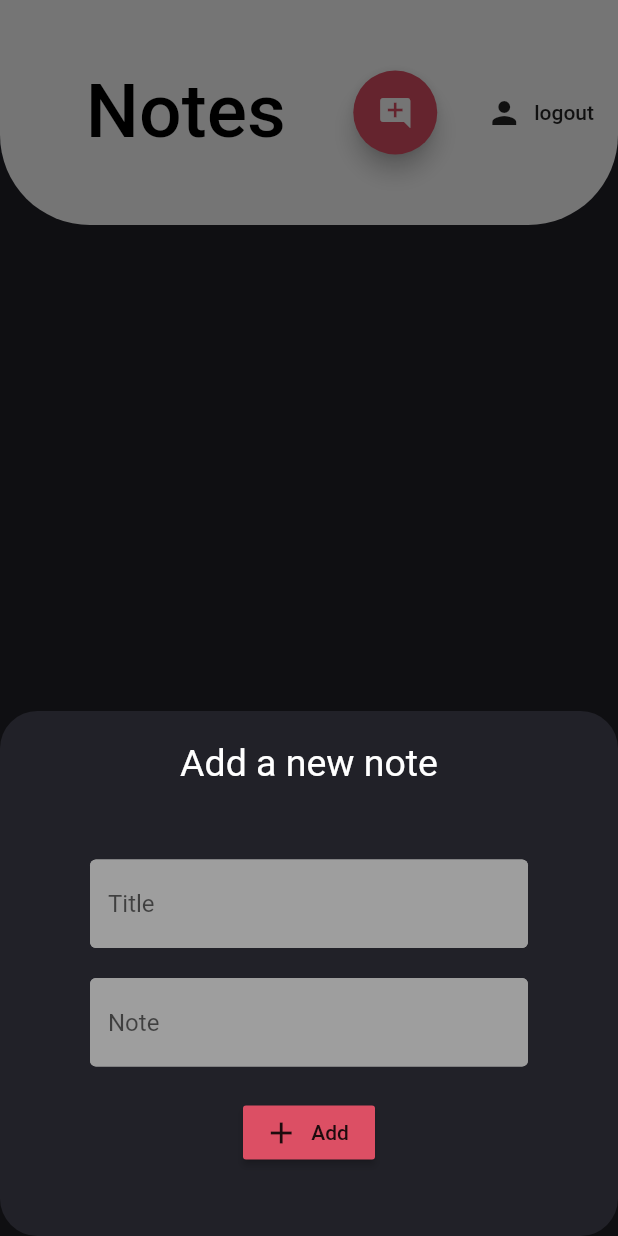
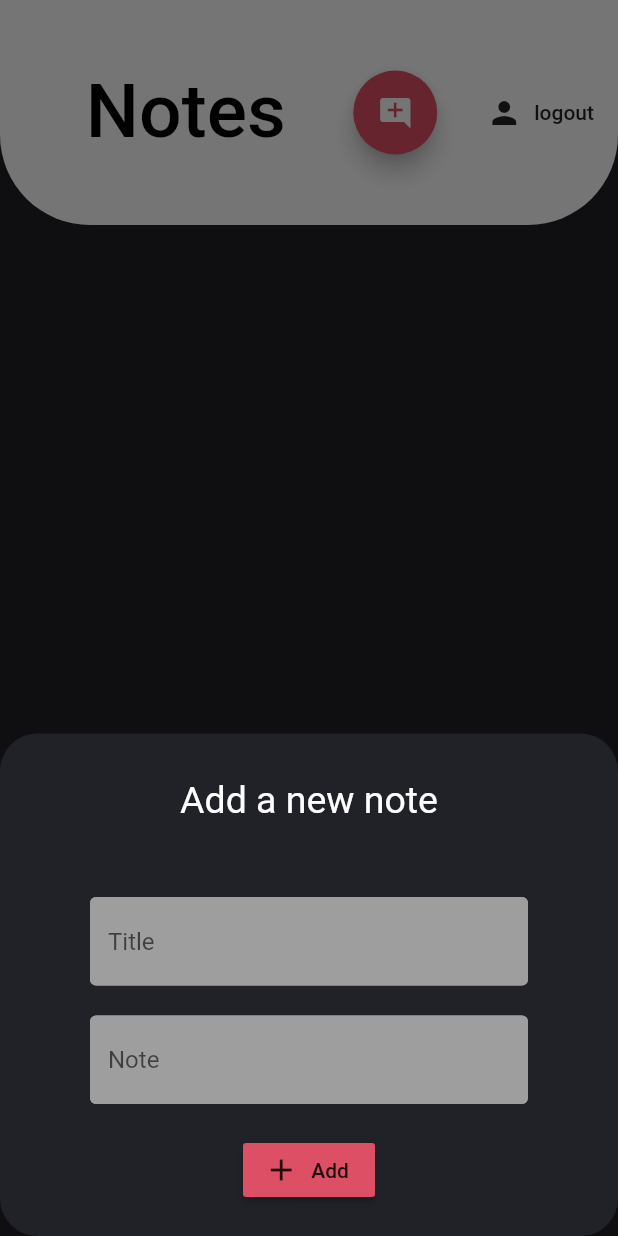
Before and after one commit to powerbuilder1/TodoApp, a Flutter app: the screen it shows once a user with an empty profile is signed in, after a tap on the "add comment" icon, on a phone screen of 412 x 824 dp. Run offline on Flutter 3.47's test engine with Material 2 defaults, Android fonts, the phone set to English and light mode, and no system bars; our stand-ins replace cloud_firestore, firebase_auth, firebase_core, flutter_slidable; accounts and stored records are empty.

```diff
--- a/todoApp/lib/models/note.dart
+++ b/todoApp/lib/models/note.dart
@@ -1,7 +1,7 @@
 class Note {
 
-  final String title;
-  final String mainPart;
+  final dynamic title;
+  final dynamic mainPart;
   final bool finished;
   // id of the db document
   final String id;
--- a/todoApp/lib/screens/home/modules/slidingBackground.dart
+++ b/todoApp/lib/screens/home/modules/slidingBackground.dart
@@ -3,18 +3,18 @@ import 'package:todoApp/models/global.dart';
 
 Widget slideRightBackground() {
   return Container(
-    color: Colors.green,
+    color: Colors.red,
     child: Align(
       child: Row(
         mainAxisAlignment: MainAxisAlignment.start,
         children: [
           SizedBox(width: 20),
           Icon(
-            Icons.edit,
+            Icons.delete,
             color: Colors.white,
           ),
           Text(
-            ' Edit',
+            ' Delete',
             style: slideText,
             textAlign: TextAlign.left,
           ),
--- a/todoApp/lib/screens/home/new_note_form.dart
+++ b/todoApp/lib/screens/home/new_note_form.dart
@@ -10,8 +10,9 @@ class NoteForm extends StatefulWidget {
 
   final dynamic note;
   final bool add;
+  final String noteId;
 
-  NoteForm( {this.note, this.add} );
+  NoteForm( {this.note, this.add, this.noteId} );
 
   @override
   _NoteFormState createState() => _NoteFormState();
@@ -21,20 +22,21 @@ class _NoteFormState extends State<NoteForm> {
 
   final _formKey = GlobalKey<FormState>();
 
-  String title;
-  String mainPart;
+  dynamic title;
+  dynamic mainPart;
 
   @override
   Widget build(BuildContext context) {
 
     final user = Provider.of<CustomUser>(context);
+    final DatabaseService databaseService = DatabaseService(uid: user.uid);
 
     return Form(
       key: _formKey,
       child: Column(
         children: [
           Text(
-            'Add a new note',
+            widget.add ? 'Add a new note' : 'Edit note',
             style: TextStyle(
               fontSize: 25.0,
               color: Colors.white,
@@ -62,17 +64,24 @@ class _NoteFormState extends State<NoteForm> {
             onPressed: () async {
               if(_formKey.currentState.validate()){
                 if(widget.add == true){
-                  await DatabaseService(uid: user.uid).addNote(Note(
+                  await databaseService.addNote(Note(
                     title: title,
                     mainPart: mainPart,
                   ));
                   Navigator.pop(context);
                 } else {
-                  // edit fuc form DatabaseService
+                  print(title);
+                  print(mainPart);
+                  await databaseService.editNote(Note(
+                    title: title,
+                    mainPart: mainPart,
+                  ), widget.noteId);
+                  Navigator.pop(context);
                 }
               }
             }
           ),
+          SizedBox(height: 20.0)
         ],
       )
     );
--- a/todoApp/lib/shared.dart/show_note_panel.dart
+++ b/todoApp/lib/shared.dart/show_note_panel.dart
@@ -8,21 +8,25 @@ class NotePanel {
 
   final Note note;
   final bool add;
+  final String noteId;
 
-  NotePanel( {this.note, this.add} );
+  NotePanel( {this.note, this.add, this.noteId} );
 
   void showNewNotePanel(BuildContext context){
       showModalBottomSheet(
+        isScrollControlled: true,
         context: context,
         shape: RoundedRectangleBorder(borderRadius: BorderRadius.circular(25.0)),
         backgroundColor: darkGreyColor,
         builder: (context) {
-          return Container(
-            height: 350.0,
-            padding: EdgeInsets.symmetric(vertical: 20.0, horizontal: 60.0),
-            child: NoteForm(note: note != null ? note : null, add: add),
+          return SingleChildScrollView(
+            child: Container(
+              // height: 350.0,
+              padding: EdgeInsets.only(bottom: MediaQuery.of(context).viewInsets.bottom, top: 30.0, left: 60.0, right: 60.0),
+              // padding: EdgeInsets.symmetric(vertical: 20.0, horizontal: 60.0),
+              child: NoteForm(note: note != null ? note : null, add: add, noteId: noteId),
+            )
           );
-      }).whenComplete(() => NoteList.of(context).setState(() => {})
-     );
+      });
   }
 }
--- a/todoApp/pubspec.yaml
+++ b/todoApp/pubspec.yaml
@@ -32,6 +32,7 @@ dependencies:
   cloud_firestore: ^0.14.0+2
   provider: ^4.3.2+2
   firebase_core : ^0.5.0
+  flutter_slidable: ^0.5.7
 
 
 dev_dependencies:
```
Also changed, not shown: todoApp/lib/screens/home/note_list.dart (+50 -15 lines), todoApp/lib/services/database.dart (+16 -8 lines), todoApp/pubspec.lock.
